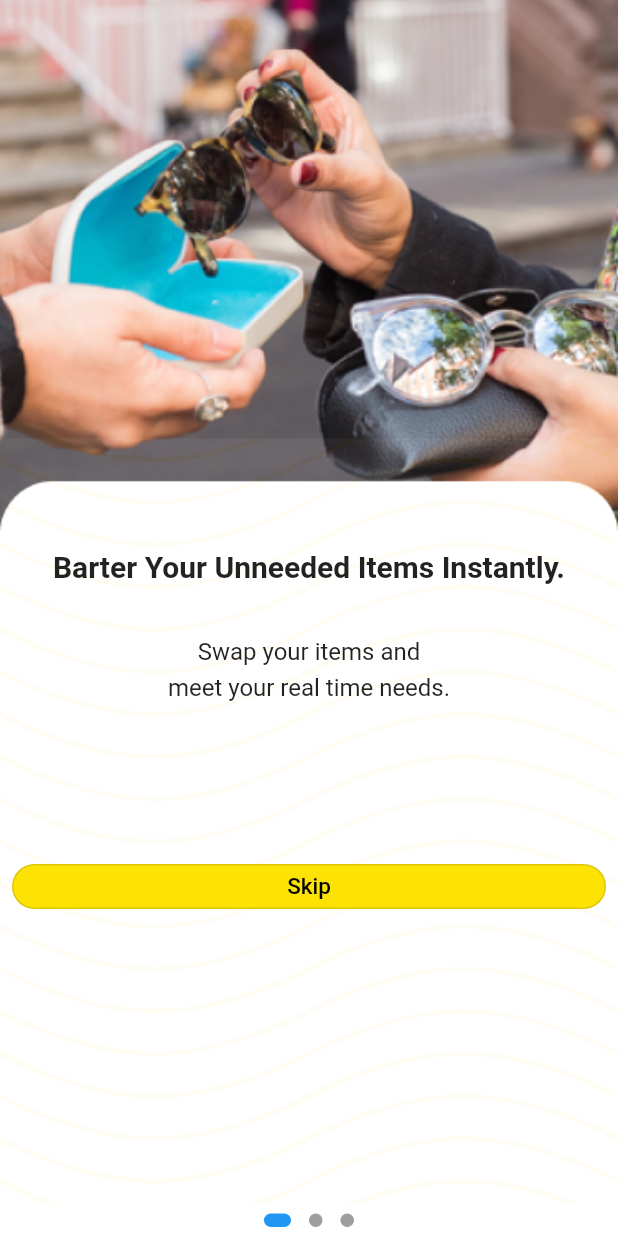
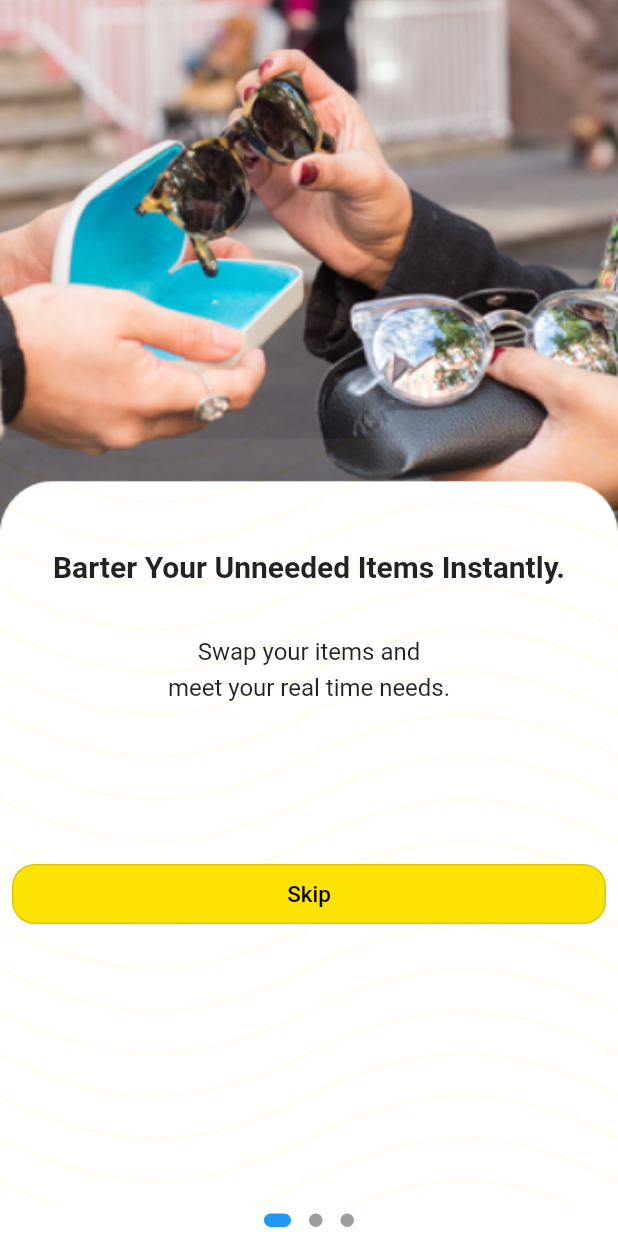
Before and after one commit to richieoscar/tradebybarter, a Flutter app: the screen it shows after launch, on a phone screen of 412 x 824 dp. Run offline on Flutter 3.47's test engine with Material 2 defaults, Android fonts, the phone set to English and light mode, and no system bars; drawn by our look-alikes of dots_indicator; our stand-ins replace accordion, csc_picker, fluttertoast, google_maps_flutter, hexcolor, pin_code_fields and 1 more.

Commit message:
Update onboardScreen.dart

```diff
--- a/lib/screens/onboardScreen.dart
+++ b/lib/screens/onboardScreen.dart
@@ -55,12 +55,12 @@ List<Widget> pageView(BuildContext context) {
                 width: MediaQuery.of(context).size.width,
                 child: Container(
                   margin: EdgeInsets.all(8),
-                  constraints: BoxConstraints.expand( height: 30),
+                  constraints: BoxConstraints.expand( height: 40),
                   child: (OutlinedButton(
                     style: ButtonStyle(
-                      backgroundColor: MaterialStateProperty.all(KProceedColor  ),
+                      backgroundColor: MaterialStateProperty.all(KProceedColor),
                       shape: MaterialStateProperty.all(RoundedRectangleBorder(
-                          borderRadius: BorderRadius.circular(20.0))),
+                          borderRadius: BorderRadius.circular(15.0))),
                     ),
                     onPressed: () {
                       print('skip clicked');
@@ -116,12 +116,12 @@ List<Widget> pageView(BuildContext context) {
                 width: MediaQuery.of(context).size.width,
                 child: Container(
                   margin: EdgeInsets.all(8),
-                  constraints: BoxConstraints.expand( height: 30),
+                  constraints: BoxConstraints.expand( height: 40),
                   child: (OutlinedButton(
                     style: ButtonStyle(
-                      backgroundColor: MaterialStateProperty.all(KProceedColor  ),
+                      backgroundColor: MaterialStateProperty.all(KProceedColor),
                       shape: MaterialStateProperty.all(RoundedRectangleBorder(
-                          borderRadius: BorderRadius.circular(20.0))),
+                          borderRadius: BorderRadius.circular(15.0))),
                     ),
                     onPressed: () {
                       print('skip clicked');
@@ -174,12 +174,12 @@ List<Widget> pageView(BuildContext context) {
                 width: MediaQuery.of(context).size.width,
                 child: Container(
                   margin: EdgeInsets.all(8),
-                  constraints: BoxConstraints.expand( height: 30),
+                  constraints: BoxConstraints.expand( height: 40),
                   child: (OutlinedButton(
                     style: ButtonStyle(
-                      backgroundColor: MaterialStateProperty.all(KProceedColor  ),
+                      backgroundColor: MaterialStateProperty.all(KBrandColors),
                       shape: MaterialStateProperty.all(RoundedRectangleBorder(
-                          borderRadius: BorderRadius.circular(20.0))),
+                          borderRadius: BorderRadius.circular(15.0))),
                     ),
                     onPressed: () {
                       print('Get Started clicked');
@@ -188,7 +188,7 @@ List<Widget> pageView(BuildContext context) {
                     child: Text(
                       "Let's Get Started",
                       style: TextStyle(
-                          color: Colors.black,
+                          color: Colors.white,
                           fontWeight: FontWeight.w500,
                           fontSize: 15),
                     ),
```
